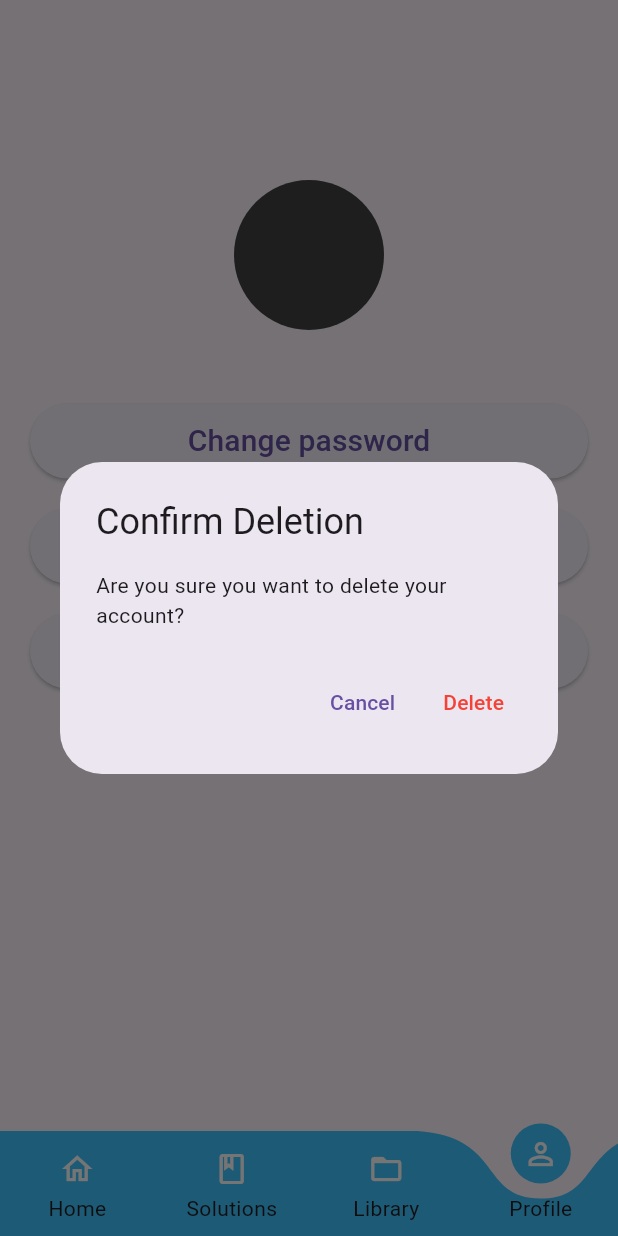
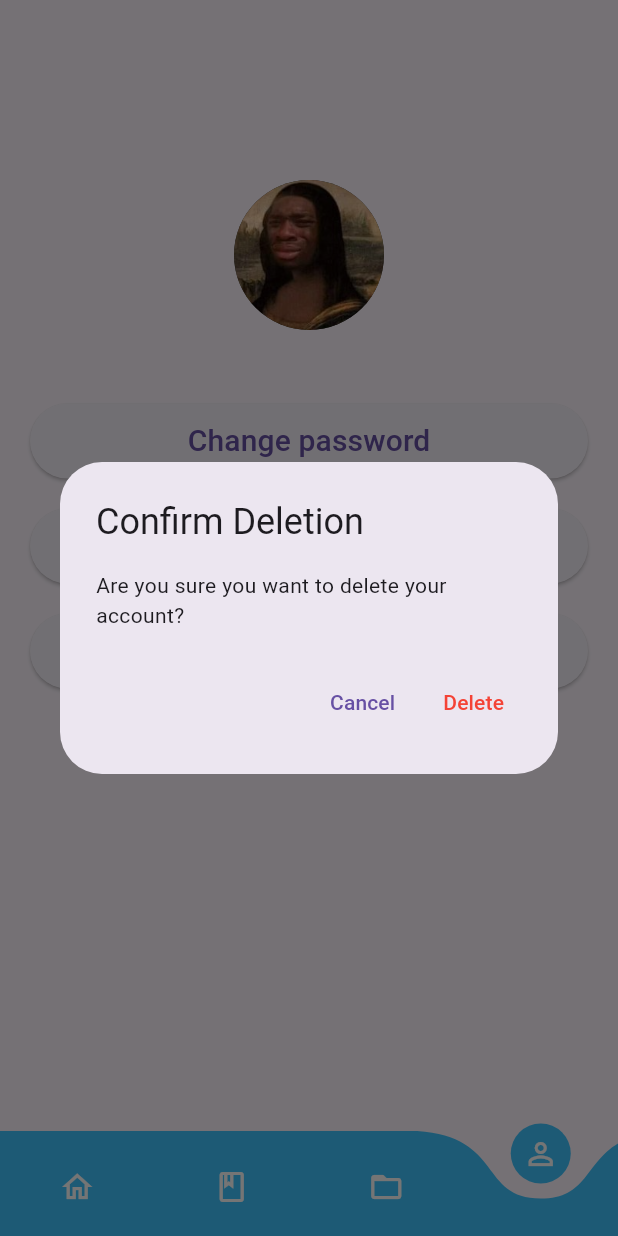
Before and after one commit to Huynh-Phat-Gemera/QuizApp, a Flutter app: the screen it shows once a user with an empty profile is signed in, item 4 of the bottom bar chosen, after a tap on "Delete account", on a phone screen of 412 x 824 dp. Run offline on Flutter 3.47's test engine with Material 3 defaults, Android fonts, the phone set to English and light mode, and no system bars; drawn by our look-alikes of curved_labeled_navigation_bar, curved_navigation_bar; our stand-ins replace email_validator, firebase_auth, firebase_core, firebase_storage, image_picker; accounts and stored records are empty.

Commit message:
image profile complete

```diff
--- a/lib/navigationBar.dart
+++ b/lib/navigationBar.dart
@@ -1,5 +1,4 @@
-import 'package:curved_labeled_navigation_bar/curved_navigation_bar.dart';
-import 'package:curved_labeled_navigation_bar/curved_navigation_bar_item.dart';
+import 'package:curved_navigation_bar/curved_navigation_bar.dart';
 import 'package:flutter/material.dart';
 import 'package:quiz_app/library_screen.dart';
 import 'package:quiz_app/profile.dart';
@@ -29,23 +28,11 @@ class _navigationBarState extends State<navigationBar> {
 
   @override
   Widget build(BuildContext context) {
-    final items = [
-      const CurvedNavigationBarItem(
-        child: Icon(Icons.home_outlined),
-        label: 'Home',
-      ),
-      const CurvedNavigationBarItem(
-        child: Icon(Icons.book_outlined),
-        label: 'Solutions',
-      ),
-      const CurvedNavigationBarItem(
-        child: Icon(Icons.folder_open_outlined),
-        label: 'Library',
-      ),
-      const CurvedNavigationBarItem(
-        child: Icon(Icons.person_outline),
-        label: 'Profile',
-      ),
+    final items = <Widget> [
+      const Icon(Icons.home_outlined),
+      const Icon(Icons.book_outlined),
+      const Icon(Icons.folder_open_outlined),
+      const Icon(Icons.person_outline),
     ];
 
     return Container(
--- a/lib/profile.dart
+++ b/lib/profile.dart
@@ -24,6 +24,7 @@ class _profileState extends State<profile> {
   File? _image;
   UploadTask? _uploadTask;
   bool obscureText = true;
+  String? _imageUrl;
 
   Future<void> _showDeleteConfirmationDialog() async {
     return showDialog<void>(
@@ -31,9 +32,9 @@ class _profileState extends State<profile> {
       builder: (BuildContext context) {
         return AlertDialog(
           title: const Text('Confirm Deletion'),
-          content: SingleChildScrollView(
+          content: const SingleChildScrollView(
             child: ListBody(
-              children: const <Widget>[
+              children: <Widget>[
                 Text('Are you sure you want to delete your account?'),
               ],
             ),
@@ -75,18 +76,30 @@ class _profileState extends State<profile> {
         await ImagePicker().pickImage(source: ImageSource.gallery);
 
     if (pickedImage != null) {
-      final img = File(pickedImage.path);
-      final pathStorage = '$username/avatar/${pickedImage.name}';
-      final ref = storage.child(pathStorage);
-      ref.putFile(File(pickedImage.path));
-      _uploadTask = storage.child(pathStorage).putFile(img);
+      if (kIsWeb) {
+        final ref = storage.child('$username/avatar/${pickedImage.name}');
+        final uploadTask = ref.putData(await pickedImage.readAsBytes());
+        final snapshot = await uploadTask.whenComplete(() {});
+        final urlImg = await snapshot.ref.getDownloadURL();
+        print('URL IMAGE: $urlImg');
+
+        setState(() {
+          _image = null;
+          _imageUrl = urlImg;
+        });
+      } else {
+        final file = File(pickedImage.path);
+        final ref = storage.child('$username/avatar/${pickedImage.name}');
+        _uploadTask = ref.putFile(file);
         final snapshot = await _uploadTask!.whenComplete(() {});
         final urlImg = await snapshot.ref.getDownloadURL();
-      print('URL IMAGE: ' + urlImg);
+        print('URL IMAGE: $urlImg');
 
         setState(() {
-        _image = img;
+          _image = file;
+          _imageUrl = urlImg;
         });
+      }
     } else {
       return;
     }
@@ -246,7 +259,9 @@ class _profileState extends State<profile> {
                 const SizedBox(height: 100),
                 CircleAvatar(
                   backgroundColor: Colors.grey.shade800,
-                backgroundImage: (_image != null) ? FileImage(_image!) : null,
+                  backgroundImage: _imageUrl != null
+                      ? NetworkImage(_imageUrl!)
+                      : const AssetImage('assets/default_img.jpg') as ImageProvider,
                   radius: 50,
                   child: IconButton(
                     iconSize: 70,
@@ -256,8 +271,8 @@ class _profileState extends State<profile> {
                 ),
                 Text(
                   user.email!.split('@')[0],
-                style:
-                    const TextStyle(fontSize: 20, fontWeight: FontWeight.bold),
+                  style: const TextStyle(
+                      fontSize: 20, fontWeight: FontWeight.bold),
                 ),
                 const SizedBox(height: 20),
                 ElevatedButton(
@@ -291,6 +306,7 @@ class _profileState extends State<profile> {
                     )),
               ],
             ),
-        )),
+          ),
+        ),
       );
 }
```
Also changed, not shown: pubspec.yaml (+5 -4 lines), assets/default_img.jpg (added), pubspec.lock, 4 other files. Lines whose indentation alone changed are shown as unchanged.
